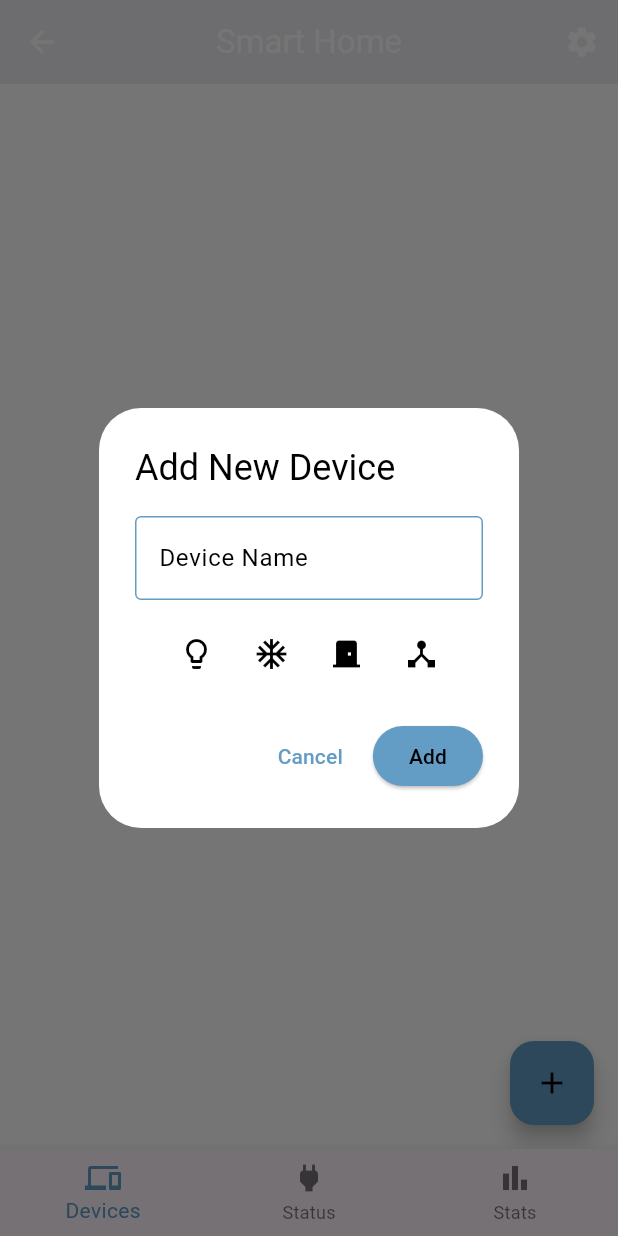
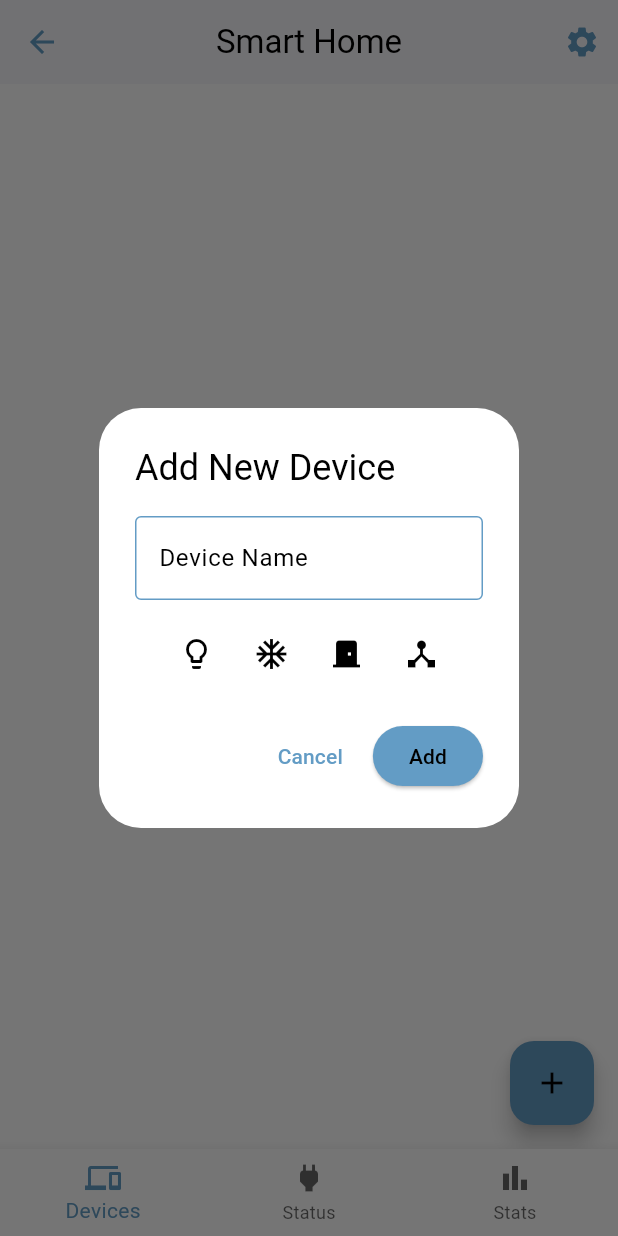
Before and after one commit to Tasneemaladimi/smart_home, a Flutter app: the HomeScreen screen opened by its route, after a tap on the "add" icon, on a phone screen of 412 x 824 dp. Run offline on Flutter 3.47's test engine with Material 3 defaults, Android fonts, the phone set to English and light mode, and no system bars; our stand-ins replace firebase_auth, firebase_core, shared_preferences; accounts and stored records are empty; network calls fail.

Commit message:
your message about the edits

```diff
--- a/lib/screens/home_screen.dart
+++ b/lib/screens/home_screen.dart
@@ -1,9 +1,10 @@
-// home_screen.dart
 import 'package:flutter/material.dart';
+import 'package:provider/provider.dart';
 import 'package:smart_home/screens/device_management_screen.dart';
 import 'package:smart_home/screens/devive_status_screen.dart';
 import 'package:smart_home/screens/setting_screen.dart';
 import 'package:smart_home/screens/status_screen.dart';
+import '../providers/theme_provider.dart';
 
 class HomeScreen extends StatefulWidget {
   const HomeScreen({Key? key}) : super(key: key);
@@ -29,15 +30,21 @@ class _HomeScreenState extends State<HomeScreen> {
 
   @override
   Widget build(BuildContext context) {
+    final theme = Theme.of(context); // 🌙 استخدام الثيم
+    final backgroundColor = theme.scaffoldBackgroundColor;
+    final appBarColor = theme.scaffoldBackgroundColor;
+    final titleColor = theme.textTheme.bodyMedium?.color ?? Colors.black;
+    final iconColor = theme.primaryColor;
+
     return Scaffold(
-      backgroundColor: Colors.white,
+      backgroundColor: backgroundColor,
       appBar: AppBar(
-        backgroundColor: const Color.fromARGB(255, 245, 246, 247),
-        title: const Text("Smart Home"),
+        backgroundColor: appBarColor,
+        title: Text("Smart Home", style: TextStyle(color: titleColor)),
         centerTitle: true,
         actions: [
           IconButton(
-            icon: const Icon(Icons.settings),
+            icon: Icon(Icons.settings, color: iconColor),
             onPressed: () {
               Navigator.push(
                 context,
@@ -46,12 +53,15 @@ class _HomeScreenState extends State<HomeScreen> {
             },
           ),
         ],
+        iconTheme: IconThemeData(color: iconColor),
       ),
       body: _pages[_selectedIndex],
       bottomNavigationBar: BottomNavigationBar(
+        backgroundColor: backgroundColor,
         currentIndex: _selectedIndex,
         onTap: _onItemTapped,
-        selectedItemColor: const Color(0xFF639CC5),
+        selectedItemColor: theme.primaryColor,
+        unselectedItemColor: theme.textTheme.bodyMedium?.color?.withOpacity(0.6),
         items: const [
           BottomNavigationBarItem(icon: Icon(Icons.devices), label: 'Devices'),
           BottomNavigationBarItem(icon: Icon(Icons.power), label: 'Status'),
--- a/pubspec.yaml
+++ b/pubspec.yaml
@@ -38,7 +38,7 @@ dependencies:
   firebase_auth: ^6.0.2
   provider: ^6.1.5+1
   shared_preferences: ^2.5.3
-  sqflite: ^2.4.2
+  http: ^1.5.0
 dev_dependencies:
   flutter_test:
     sdk: flutter
```
Also changed, not shown: lib/api_servicces.dart (added, +52 -0 lines), lib/dp_helper.dart (deleted, +0 -52 lines), lib/providers/device_provider.dart (+46 -18 lines), lib/screens/device_management_screen.dart (+9 -3 lines), pubspec.lock, 2 other files.
